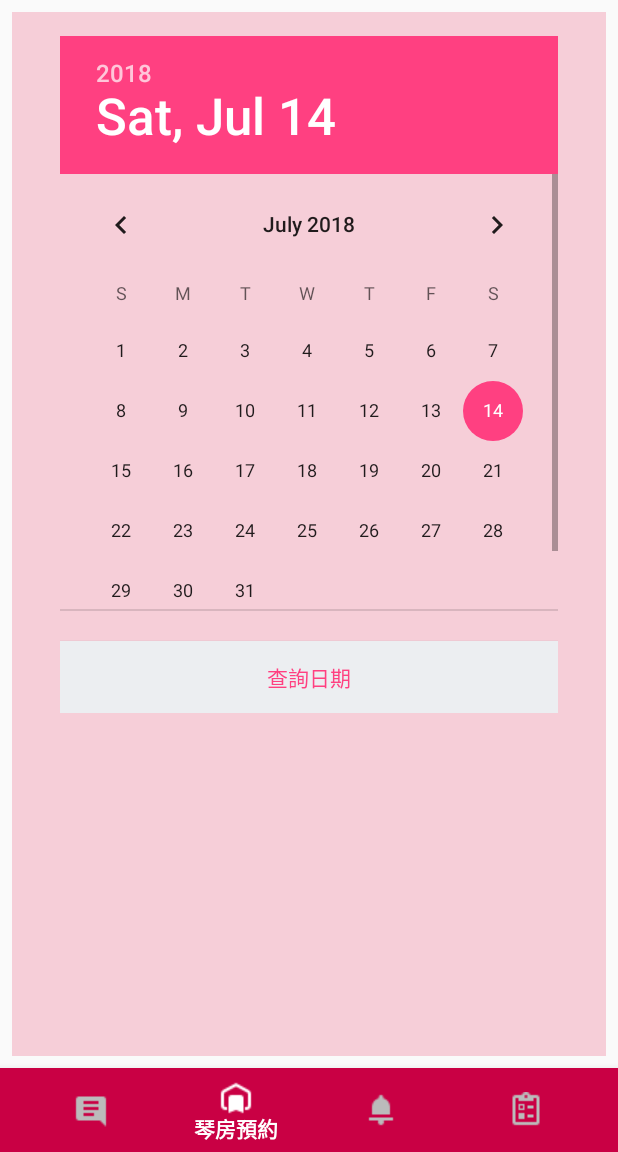
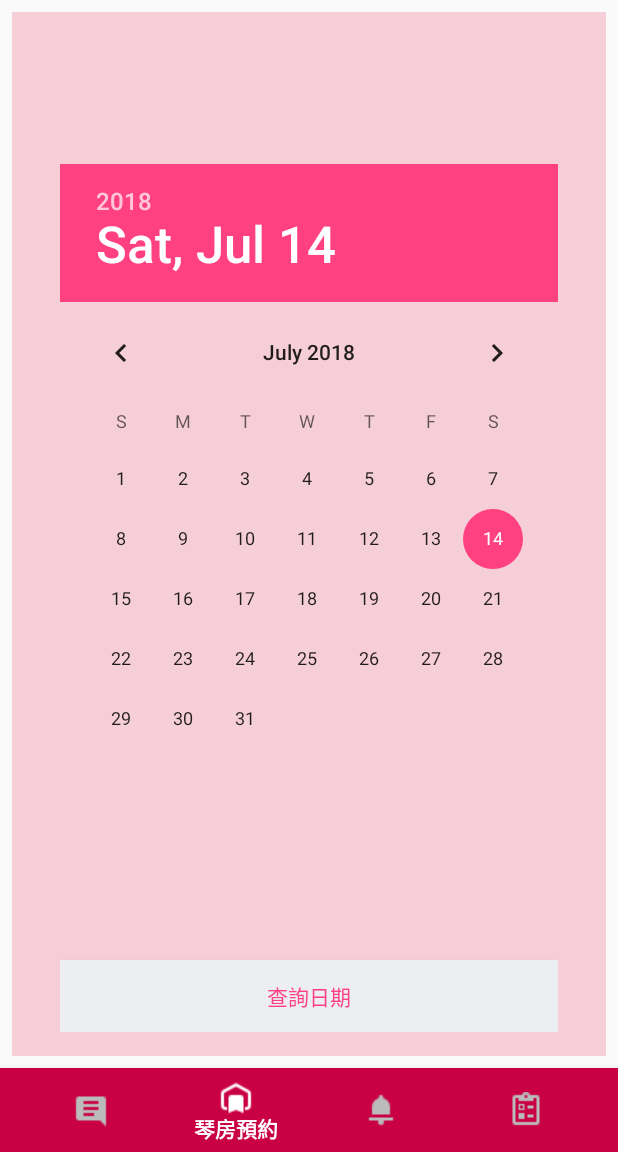
Before and after one commit to RaymondHuang210129/Side-Project-Android-App-For-NCTUCMC-Club, an Android app: the MainActivity screen opened directly, with no data from a screen before it, item 2 of the bottom bar chosen, on a phone screen of 412 x 824 dp, the part 84-1236 px from its top. Run offline under Robolectric (Android 15) with nearby library versions, the phone set to English and light mode, and no system bars; our stand-ins replace Firebase (no records; nobody signed in at launch, a user with empty details on screens opened directly); libraries missing offline, so code that uses them is left out: com.firebase.ui; 3 statements that could not run were skipped.

```diff
--- a/app/src/main/res/layout/main_booking.xml
+++ b/app/src/main/res/layout/main_booking.xml
@@ -20,7 +20,7 @@
         android:background="@color/booking_background">
 
 
-        <ScrollView
+        <android.support.constraint.ConstraintLayout
             android:layout_width="match_parent"
             android:layout_height="match_parent"
             android:layout_marginBottom="16dp"
@@ -32,35 +32,50 @@
             app:layout_constraintStart_toStartOf="parent"
             app:layout_constraintTop_toTopOf="parent">
 
-            <LinearLayout
+            <android.support.v4.widget.NestedScrollView
                 android:layout_width="match_parent"
                 android:layout_height="wrap_content"
-                android:orientation="vertical">
+                android:layout_marginBottom="8dp"
+                android:layout_marginTop="0dp"
+                android:fillViewport="true"
+                app:layout_constraintBottom_toTopOf="@+id/confirm_date"
+                app:layout_constraintTop_toTopOf="parent">
 
                 <DatePicker
+                    android:id="@+id/booking_calender"
                     android:layout_width="match_parent"
-                    android:layout_height="383dp"
+                    android:layout_height="wrap_content"
+                    android:layout_marginBottom="8dp"
+                    android:layout_marginEnd="0dp"
+                    android:layout_marginStart="0dp"
                     android:calendarViewShown="false"
                     android:clipToPadding="false"
                     android:datePickerMode="calendar"
                     android:fadeScrollbars="true"
-                    android:id="@+id/booking_calender"/>
+                    app:layout_constraintBottom_toTopOf="@+id/confirm_date"
+                    app:layout_constraintEnd_toEndOf="parent"
+                    app:layout_constraintStart_toStartOf="parent"
+                    app:layout_constraintTop_toTopOf="parent" />
+            </android.support.v4.widget.NestedScrollView>
 
             <Button
                 android:id="@+id/confirm_date"
                 android:layout_width="match_parent"
                 android:layout_height="wrap_content"
+                android:layout_marginEnd="0dp"
+                android:layout_marginStart="0dp"
+                android:background="@color/btn_login_bg"
                 android:text="@string/confirm_date"
-                    android:layout_marginTop="20dip"
-                    android:background="@color/btn_login_bg"
                 android:textColor="@color/colorAccent"
-                    />
+                app:layout_constraintBottom_toBottomOf="parent"
+                app:layout_constraintEnd_toEndOf="parent"
+                app:layout_constraintStart_toStartOf="parent" />
 
 
-            </LinearLayout>
 
 
-        </ScrollView>
+
+        </android.support.constraint.ConstraintLayout>
     </android.support.constraint.ConstraintLayout>
 
 </android.support.constraint.ConstraintLayout>
```
Also changed, not shown: app/src/main/java/com/raymond210129/nctucmc/activity/Main/Booking/BookingAdapter.java (+15 -2 lines), app/src/main/java/com/raymond210129/nctucmc/activity/MainActivity.java (+105 -18 lines), app/src/main/res/layout/activity_main_api23.xml (added, +64 -0 lines), app/src/main/res/layout/main_comment.xml (+6 -2 lines), app/src/main/res/drawable/nctucmc.png (renamed from app/src/main/res/drawable-v24/nctucmc.png), app/src/main/res/drawable/soccer.png (renamed from app/src/main/res/drawable-v24/soccer.png), 1 other file. Lines whose indentation alone changed are shown as unchanged.
